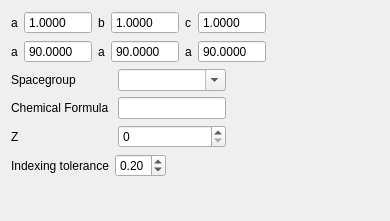
Before: the Qt Designer form apps/nsxqt/ui/UnitCellPropertyWidget.ui in k61n/openhkl, drawn with Qt 5.
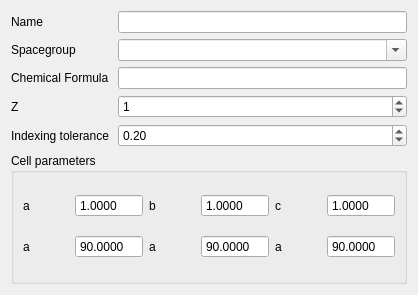
After: the same form once the commit is applied.

Commit message: Refactored and fixed the UnitCell item

Patch:
```diff
--- a/apps/nsxqt/ui/UnitCellPropertyWidget.ui
+++ b/apps/nsxqt/ui/UnitCellPropertyWidget.ui
@@ -6,170 +6,35 @@
    <rect>
     <x>0</x>
     <y>0</y>
-    <width>390</width>
-    <height>221</height>
+    <width>418</width>
+    <height>295</height>
    </rect>
   </property>
   <property name="windowTitle">
    <string>Form</string>
   </property>
-  <layout class="QFormLayout" name="formLayout_2">
+  <layout class="QGridLayout" name="gridLayout_2">
    <item row="0" column="0">
-    <layout class="QGridLayout" name="gridLayout">
-     <item row="0" column="3">
-      <widget class="QDoubleSpinBox" name="doubleSpinBoxb">
-       <property name="buttonSymbols">
-        <enum>QAbstractSpinBox::NoButtons</enum>
-       </property>
-       <property name="decimals">
-        <number>4</number>
-       </property>
-       <property name="maximum">
-        <double>1000.000000000000000</double>
-       </property>
-       <property name="value">
-        <double>1.000000000000000</double>
-       </property>
-      </widget>
-     </item>
-     <item row="0" column="2">
-      <widget class="QLabel" name="labelb">
-       <property name="text">
-        <string>b</string>
-       </property>
-      </widget>
-     </item>
-     <item row="0" column="0">
-      <widget class="QLabel" name="labela">
-       <property name="text">
-        <string>a</string>
-       </property>
-      </widget>
-     </item>
-     <item row="0" column="1">
-      <widget class="QDoubleSpinBox" name="doubleSpinBoxa">
-       <property name="buttonSymbols">
-        <enum>QAbstractSpinBox::NoButtons</enum>
-       </property>
-       <property name="decimals">
-        <number>4</number>
-       </property>
-       <property name="maximum">
-        <double>1000.000000000000000</double>
-       </property>
-       <property name="value">
-        <double>1.000000000000000</double>
-       </property>
-      </widget>
-     </item>
-     <item row="0" column="4">
-      <widget class="QLabel" name="labelc">
-       <property name="text">
-        <string>c</string>
-       </property>
-      </widget>
-     </item>
-     <item row="0" column="5">
-      <widget class="QDoubleSpinBox" name="doubleSpinBoxc">
-       <property name="buttonSymbols">
-        <enum>QAbstractSpinBox::NoButtons</enum>
-       </property>
-       <property name="decimals">
-        <number>4</number>
-       </property>
-       <property name="maximum">
-        <double>1000.000000000000000</double>
-       </property>
-       <property name="value">
-        <double>1.000000000000000</double>
-       </property>
-      </widget>
-     </item>
-     <item row="1" column="0">
-      <widget class="QLabel" name="labelalpha">
-       <property name="text">
-        <string>a</string>
-       </property>
-       <property name="textFormat">
-        <enum>Qt::PlainText</enum>
-       </property>
-      </widget>
-     </item>
-     <item row="1" column="1">
-      <widget class="QDoubleSpinBox" name="doubleSpinBoxalpha">
-       <property name="buttonSymbols">
-        <enum>QAbstractSpinBox::NoButtons</enum>
-       </property>
-       <property name="decimals">
-        <number>4</number>
-       </property>
-       <property name="maximum">
-        <double>1000.000000000000000</double>
-       </property>
-       <property name="value">
-        <double>90.000000000000000</double>
-       </property>
-      </widget>
-     </item>
-     <item row="1" column="2">
-      <widget class="QLabel" name="labelbeta">
-       <property name="text">
-        <string>a</string>
-       </property>
-      </widget>
-     </item>
-     <item row="1" column="3">
-      <widget class="QDoubleSpinBox" name="doubleSpinBoxbeta">
-       <property name="buttonSymbols">
-        <enum>QAbstractSpinBox::NoButtons</enum>
-       </property>
-       <property name="decimals">
-        <number>4</number>
-       </property>
-       <property name="maximum">
-        <double>1000.000000000000000</double>
-       </property>
-       <property name="value">
-        <double>90.000000000000000</double>
-       </property>
-      </widget>
-     </item>
-     <item row="1" column="5">
-      <widget class="QDoubleSpinBox" name="doubleSpinBoxgamma">
-       <property name="buttonSymbols">
-        <enum>QAbstractSpinBox::NoButtons</enum>
-       </property>
-       <property name="decimals">
-        <number>4</number>
-       </property>
-       <property name="maximum">
-        <double>1000.000000000000000</double>
-       </property>
-       <property name="value">
-        <double>90.000000000000000</double>
-       </property>
-      </widget>
-     </item>
-     <item row="1" column="4">
-      <widget class="QLabel" name="labelgamma">
-       <property name="text">
-        <string>a</string>
-       </property>
-      </widget>
-     </item>
-    </layout>
-   </item>
-   <item row="1" column="0">
     <layout class="QFormLayout" name="formLayout">
      <item row="0" column="0">
+      <widget class="QLabel" name="label_5">
+       <property name="text">
+        <string>Name</string>
+       </property>
+      </widget>
+     </item>
+     <item row="0" column="1">
+      <widget class="QLineEdit" name="name"/>
+     </item>
+     <item row="1" column="0">
       <widget class="QLabel" name="label_3">
        <property name="text">
         <string>Spacegroup</string>
        </property>
       </widget>
      </item>
-     <item row="0" column="1">
-      <widget class="QComboBox" name="comboBox">
+     <item row="1" column="1">
+      <widget class="QComboBox" name="spaceGroup">
        <property name="toolTip">
         <string>&lt;html&gt;&lt;head/&gt;&lt;body&gt;&lt;p&gt;Enter or select space group and &lt;/p&gt;&lt;p&gt;press Enter to validate your choice&lt;/p&gt;&lt;/body&gt;&lt;/html&gt;</string>
        </property>
@@ -178,38 +43,41 @@
        </property>
       </widget>
      </item>
-     <item row="1" column="0">
+     <item row="2" column="0">
       <widget class="QLabel" name="label_2">
        <property name="text">
         <string>Chemical Formula </string>
        </property>
       </widget>
      </item>
-     <item row="1" column="1">
-      <widget class="QLineEdit" name="lineEdit_ChemicalFormula"/>
+     <item row="2" column="1">
+      <widget class="QLineEdit" name="chemicalFormula"/>
      </item>
-     <item row="2" column="0">
+     <item row="3" column="0">
       <widget class="QLabel" name="label">
        <property name="text">
         <string>Z </string>
        </property>
       </widget>
      </item>
-     <item row="2" column="1">
-      <widget class="QSpinBox" name="spinBox_Z"/>
+     <item row="3" column="1">
+      <widget class="QSpinBox" name="z">
+       <property name="maximum">
+        <number>100000</number>
+       </property>
+       <property name="value">
+        <number>1</number>
+       </property>
+      </widget>
      </item>
-    </layout>
-   </item>
-   <item row="2" column="0">
-    <layout class="QHBoxLayout" name="horizontalLayout">
-     <item>
+     <item row="4" column="0">
       <widget class="QLabel" name="label_4">
        <property name="text">
         <string>Indexing tolerance</string>
        </property>
       </widget>
      </item>
-     <item>
+     <item row="4" column="1">
       <widget class="QDoubleSpinBox" name="indexingTolerance">
        <property name="maximum">
         <double>1.000000000000000</double>
@@ -224,6 +92,159 @@
      </item>
     </layout>
    </item>
+   <item row="1" column="0">
+    <widget class="QGroupBox" name="cellParameters">
+     <property name="title">
+      <string>Cell parameters</string>
+     </property>
+     <property name="flat">
+      <bool>false</bool>
+     </property>
+     <layout class="QGridLayout" name="gridLayout">
+      <item row="0" column="0">
+       <widget class="QLabel" name="labela">
+        <property name="text">
+         <string>a</string>
+        </property>
+       </widget>
+      </item>
+      <item row="0" column="1">
+       <widget class="QDoubleSpinBox" name="a">
+        <property name="buttonSymbols">
+         <enum>QAbstractSpinBox::NoButtons</enum>
+        </property>
+        <property name="decimals">
+         <number>4</number>
+        </property>
+        <property name="maximum">
+         <double>1000.000000000000000</double>
+        </property>
+        <property name="value">
+         <double>1.000000000000000</double>
+        </property>
+       </widget>
+      </item>
+      <item row="0" column="2">
+       <widget class="QLabel" name="labelb">
+        <property name="text">
+         <string>b</string>
+        </property>
+       </widget>
+      </item>
+      <item row="0" column="3">
+       <widget class="QDoubleSpinBox" name="b">
+        <property name="buttonSymbols">
+         <enum>QAbstractSpinBox::NoButtons</enum>
+        </property>
+        <property name="decimals">
+         <number>4</number>
+        </property>
+        <property name="maximum">
+         <double>1000.000000000000000</double>
+        </property>
+        <property name="value">
+         <double>1.000000000000000</double>
+        </property>
+       </widget>
+      </item>
+      <item row="0" column="4">
+       <widget class="QLabel" name="labelc">
+        <property name="text">
+         <string>c</string>
+        </property>
+       </widget>
+      </item>
+      <item row="0" column="5">
+       <widget class="QDoubleSpinBox" name="c">
+        <property name="buttonSymbols">
+         <enum>QAbstractSpinBox::NoButtons</enum>
+        </property>
+        <property name="decimals">
+         <number>4</number>
+        </property>
+        <property name="maximum">
+         <double>1000.000000000000000</double>
+        </property>
+        <property name="value">
+         <double>1.000000000000000</double>
+        </property>
+       </widget>
+      </item>
+      <item row="1" column="0">
+       <widget class="QLabel" name="labelalpha">
+        <property name="text">
+         <string>a</string>
+        </property>
+        <property name="textFormat">
+         <enum>Qt::PlainText</enum>
+        </property>
+       </widget>
+      </item>
+      <item row="1" column="1">
+       <widget class="QDoubleSpinBox" name="alpha">
+        <property name="buttonSymbols">
+         <enum>QAbstractSpinBox::NoButtons</enum>
+        </property>
+        <property name="decimals">
+         <number>4</number>
+        </property>
+        <property name="maximum">
+         <double>1000.000000000000000</double>
+        </property>
+        <property name="value">
+         <double>90.000000000000000</double>
+        </property>
+       </widget>
+      </item>
+      <item row="1" column="2">
+       <widget class="QLabel" name="labelbeta">
+        <property name="text">
+         <string>a</string>
+        </property>
+       </widget>
+      </item>
+      <item row="1" column="3">
+       <widget class="QDoubleSpinBox" name="beta">
+        <property name="buttonSymbols">
+         <enum>QAbstractSpinBox::NoButtons</enum>
+        </property>
+        <property name="decimals">
+         <number>4</number>
+        </property>
+        <property name="maximum">
+         <double>1000.000000000000000</double>
+        </property>
+        <property name="value">
+         <double>90.000000000000000</double>
+        </property>
+       </widget>
+      </item>
+      <item row="1" column="4">
+       <widget class="QLabel" name="labelgamma">
+        <property name="text">
+         <string>a</string>
+        </property>
+       </widget>
+      </item>
+      <item row="1" column="5">
+       <widget class="QDoubleSpinBox" name="gamma">
+        <property name="buttonSymbols">
+         <enum>QAbstractSpinBox::NoButtons</enum>
+        </property>
+        <property name="decimals">
+         <number>4</number>
+        </property>
+        <property name="maximum">
+         <double>1000.000000000000000</double>
+        </property>
+        <property name="value">
+         <double>90.000000000000000</double>
+        </property>
+       </widget>
+      </item>
+     </layout>
+    </widget>
+   </item>
   </layout>
  </widget>
  <tabstops>
```
Left out of the diff: 12 changed lines with no effect on the pictures. The commit also changes 19 other files.
